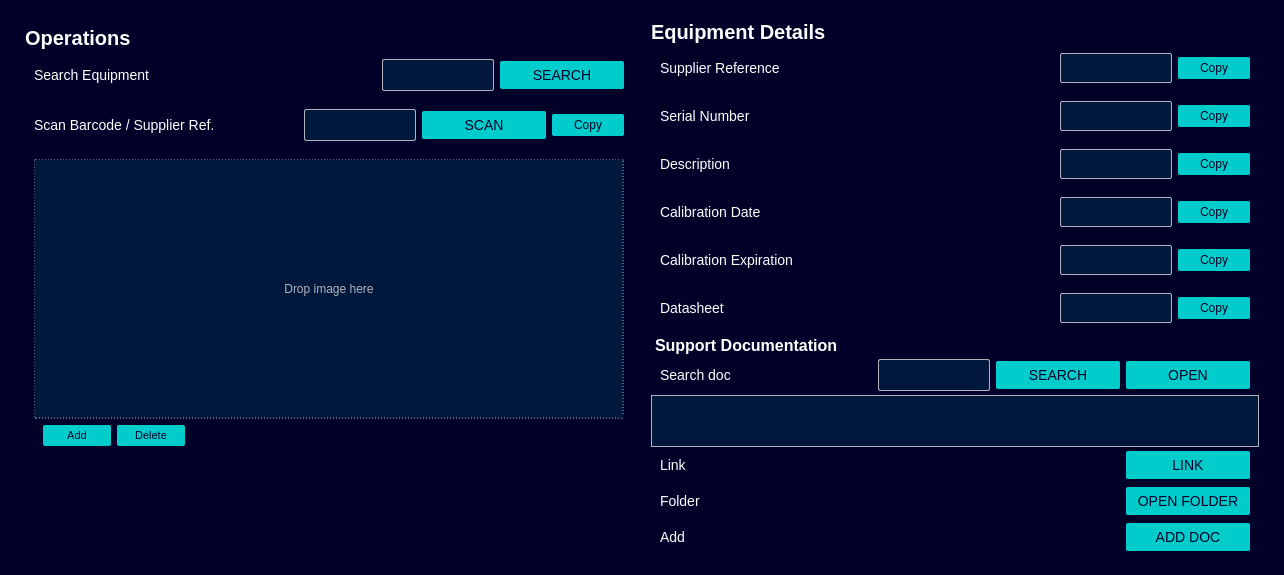
Before: the Qt Designer form StockTracker-Designer/gui_equipments.ui in candeiassantiago393-spec/StockTracker, drawn with Qt 5.
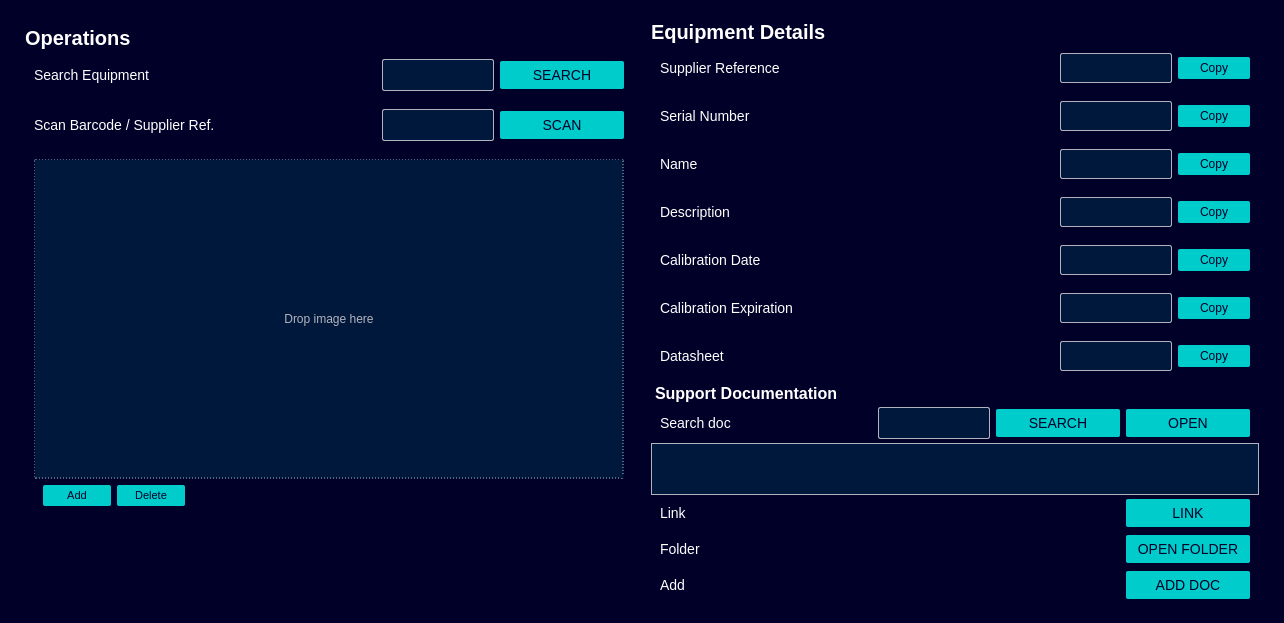
After: the same form once the commit is applied.

Commit message:
docs: flowcharts, Qt Designer sync, and Equipments image height
Add docs/fluxogramas with Mermaid diagrams for each app area, refresh README and QT_DESIGNER guides, sync StockTracker-Designer popups, and raise equipment image preview to 300x320.

What changed in the file:
```diff
--- a/StockTracker-Designer/gui_equipments.ui
+++ b/StockTracker-Designer/gui_equipments.ui
@@ -204,34 +204,6 @@
                <property name="text"><string>SCAN</string></property>
               </widget>
              </item>
-             <item>
-              <widget class="QPushButton" name="btn_copy_supplier_ref">
-               <property name="minimumSize"><size><width>60</width><height>0</height></size></property>
-               <property name="maximumSize"><size><width>60</width><height>16777215</height></size></property>
-               <property name="toolTip"><string>Copy to clipboard</string></property>
-               <property name="styleSheet">
-   <string notr="true">
-QPushButton {
-    min-width: 60px;
-    max-width: 60px;
-    padding: 4px 6px;
-    border-radius: 2px;
-    text-align: center;
-    background-color: #00CCCC;
-    color: #000028;
-    font-size: 12px;
-}
-QPushButton:hover {
-    background-color: #00FFB9;
-}
-QPushButton:pressed {
-    background-color: #00E5AA;
-}
-</string>
-               </property>
-               <property name="text"><string>Copy</string></property>
-              </widget>
-             </item>
             </layout>
            </widget>
           </item>
@@ -245,7 +217,7 @@
              <property name="bottomMargin"><number>9</number></property>
              <item>
               <widget class="QLabel" name="equipment_image_preview">
-               <property name="minimumSize"><size><width>300</width><height>260</height></size></property>
+               <property name="minimumSize"><size><width>300</width><height>320</height></size></property>
                <property name="sizePolicy">
                 <sizepolicy hsizetype="Preferred" vsizetype="Expanding">
                  <horstretch>0</horstretch>
@@ -528,6 +500,83 @@
           </item>
 
           <item row="3" column="0" colspan="2">
+           <widget class="QWidget" name="row_val_name" native="true">
+            <layout class="QHBoxLayout" name="layout_val_name">
+             <property name="spacing"><number>6</number></property>
+             <property name="topMargin"><number>9</number></property>
+             <property name="rightMargin"><number>9</number></property>
+             <property name="bottomMargin"><number>9</number></property>
+             <item>
+              <widget class="QLabel" name="title_val_name">
+               <property name="minimumSize"><size><width>74</width><height>0</height></size></property>
+               <property name="sizePolicy">
+                <sizepolicy hsizetype="Minimum" vsizetype="Preferred">
+                 <horstretch>0</horstretch>
+                 <verstretch>0</verstretch>
+                </sizepolicy>
+               </property>
+               <property name="text"><string>Name</string></property>
+              </widget>
+
+             </item>
+             <item>
+              <widget class="QLabel" name="val_name">
+               <property name="styleSheet">
+   <string notr="true">
+QLabel {
+    min-width: 100px;
+    max-width: 100px;
+    max-height: 18px;
+    padding: 5px;
+    padding-bottom: 7px;
+    margin-top: 0px;
+    border-radius: 2px;
+    border: 1px solid #B3B3BE;
+    background-color: #00183B;
+    color: #FFFFFF;
+}
+QLabel:hover {
+    background-color: #001F39;
+    border: 1px solid #00FFB9;
+}
+</string>
+               </property>
+               <property name="text"><string></string></property>
+              </widget>
+             </item>
+             <item>
+              <widget class="QPushButton" name="btn_copy_val_name">
+               <property name="minimumSize"><size><width>60</width><height>0</height></size></property>
+               <property name="maximumSize"><size><width>60</width><height>16777215</height></size></property>
+               <property name="toolTip"><string>Copy to clipboard</string></property>
+               <property name="styleSheet">
+   <string notr="true">
+QPushButton {
+    min-width: 60px;
+    max-width: 60px;
+    padding: 4px 6px;
+    border-radius: 2px;
+    text-align: center;
+    background-color: #00CCCC;
+    color: #000028;
+    font-size: 12px;
+}
+QPushButton:hover {
+    background-color: #00FFB9;
+}
+QPushButton:pressed {
+    background-color: #00E5AA;
+}
+</string>
+               </property>
+               <property name="text"><string>Copy</string></property>
+              </widget>
+             </item>
+            </layout>
+           </widget>
+          </item>
+
+          <item row="4" column="0" colspan="2">
            <widget class="QWidget" name="row_val_description" native="true">
             <layout class="QHBoxLayout" name="layout_val_description">
              <property name="spacing"><number>6</number></property>
@@ -604,7 +653,7 @@
            </widget>
           </item>
 
-          <item row="4" column="0" colspan="2">
+          <item row="5" column="0" colspan="2">
            <widget class="QWidget" name="row_val_calibration" native="true">
             <layout class="QHBoxLayout" name="layout_val_calibration">
              <property name="spacing"><number>6</number></property>
@@ -681,7 +730,7 @@
            </widget>
           </item>
 
-          <item row="5" column="0" colspan="2">
+          <item row="6" column="0" colspan="2">
            <widget class="QWidget" name="row_val_expiration" native="true">
             <layout class="QHBoxLayout" name="layout_val_expiration">
              <property name="spacing"><number>6</number></property>
@@ -758,7 +807,7 @@
            </widget>
           </item>
 
-          <item row="6" column="0" colspan="2">
+          <item row="7" column="0" colspan="2">
            <widget class="QWidget" name="row_val_datasheet" native="true">
             <layout class="QHBoxLayout" name="layout_val_datasheet">
              <property name="spacing"><number>6</number></property>
@@ -835,7 +884,7 @@
            </widget>
           </item>
 
-          <item row="7" column="0" colspan="2">
+          <item row="8" column="0" colspan="2">
            <widget class="QLabel" name="label_support_docs">
             <property name="styleSheet">
    <string notr="true">
@@ -849,7 +898,7 @@
             <property name="text"><string>Support Documentation</string></property>
            </widget>
           </item>
-          <item row="8" column="0" colspan="2">
+          <item row="9" column="0" colspan="2">
            <widget class="QWidget" name="row_doc_search_entry" native="true">
             <layout class="QHBoxLayout" name="layout_doc_search_entry">
              <property name="spacing"><number>6</number></property>
@@ -955,7 +1004,7 @@
            </widget>
           </item>
 
-          <item row="9" column="0" colspan="2">
+          <item row="10" column="0" colspan="2">
            <widget class="QListWidget" name="doc_results_list">
             <property name="minimumSize"><size><width>0</width><height>52</height></size></property>
             <property name="maximumSize"><size><width>16777215</width><height>64</height></size></property>
@@ -992,7 +1041,7 @@
             </property>
            </widget>
           </item>
-          <item row="10" column="0" colspan="2">
+          <item row="11" column="0" colspan="2">
            <widget class="QWidget" name="row_btn_link_datasheet" native="true">
             <layout class="QHBoxLayout" name="layout_btn_link_datasheet">
              <property name="spacing"><number>6</number></property>
@@ -1042,7 +1091,7 @@
            </widget>
           </item>
 
-          <item row="11" column="0" colspan="2">
+          <item row="12" column="0" colspan="2">
            <widget class="QWidget" name="row_btn_open_support_docs" native="true">
             <layout class="QHBoxLayout" name="layout_btn_open_support_docs">
              <property name="spacing"><number>6</number></property>
@@ -1092,7 +1141,7 @@
            </widget>
           </item>
 
-          <item row="12" column="0" colspan="2">
+          <item row="13" column="0" colspan="2">
            <widget class="QWidget" name="row_btn_add_support_doc" native="true">
             <layout class="QHBoxLayout" name="layout_btn_add_support_doc">
              <property name="spacing"><number>6</number></property>
@@ -1142,7 +1191,7 @@
            </widget>
           </item>
 
-          <item row="13" column="1">
+          <item row="14" column="1">
            <spacer name="verticalSpacer_equipments_right">
             <property name="orientation"><enum>Qt::Orientation::Vertical</enum></property>
             <property name="sizeHint" stdset="0"><size><width>20</width><height>40</height></size></property>
```
The commit also changes 30 other files.
